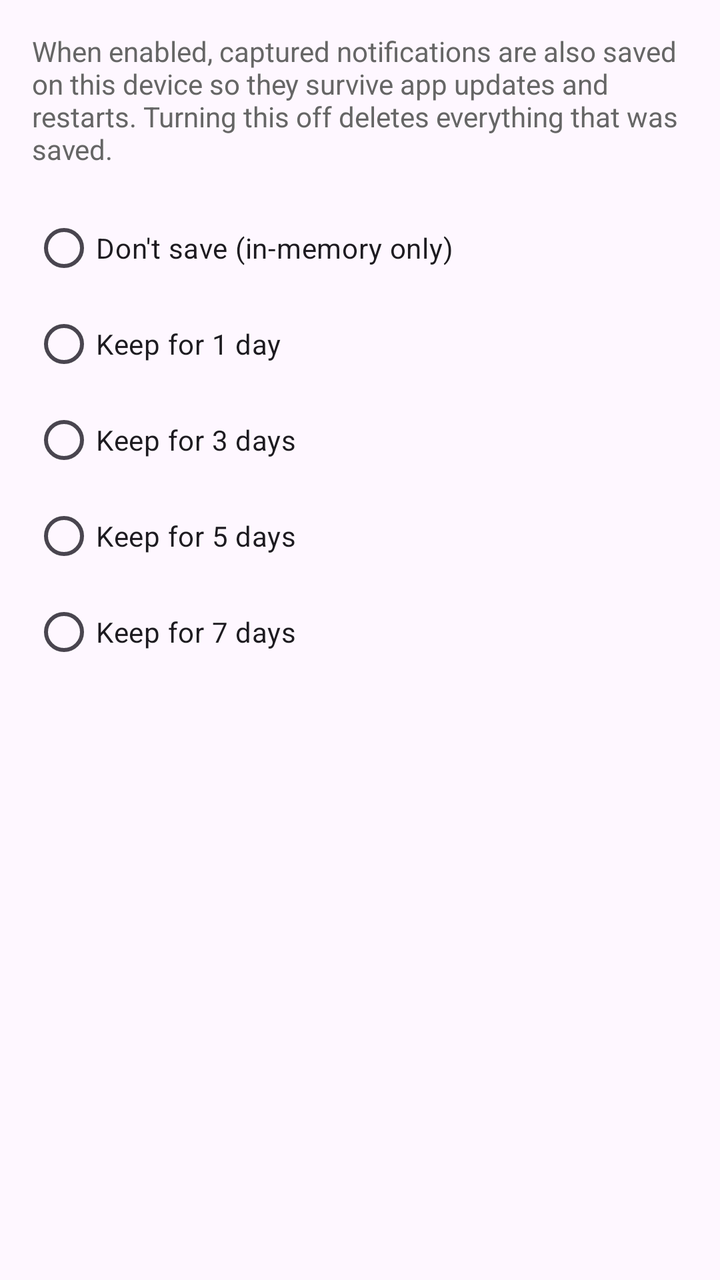
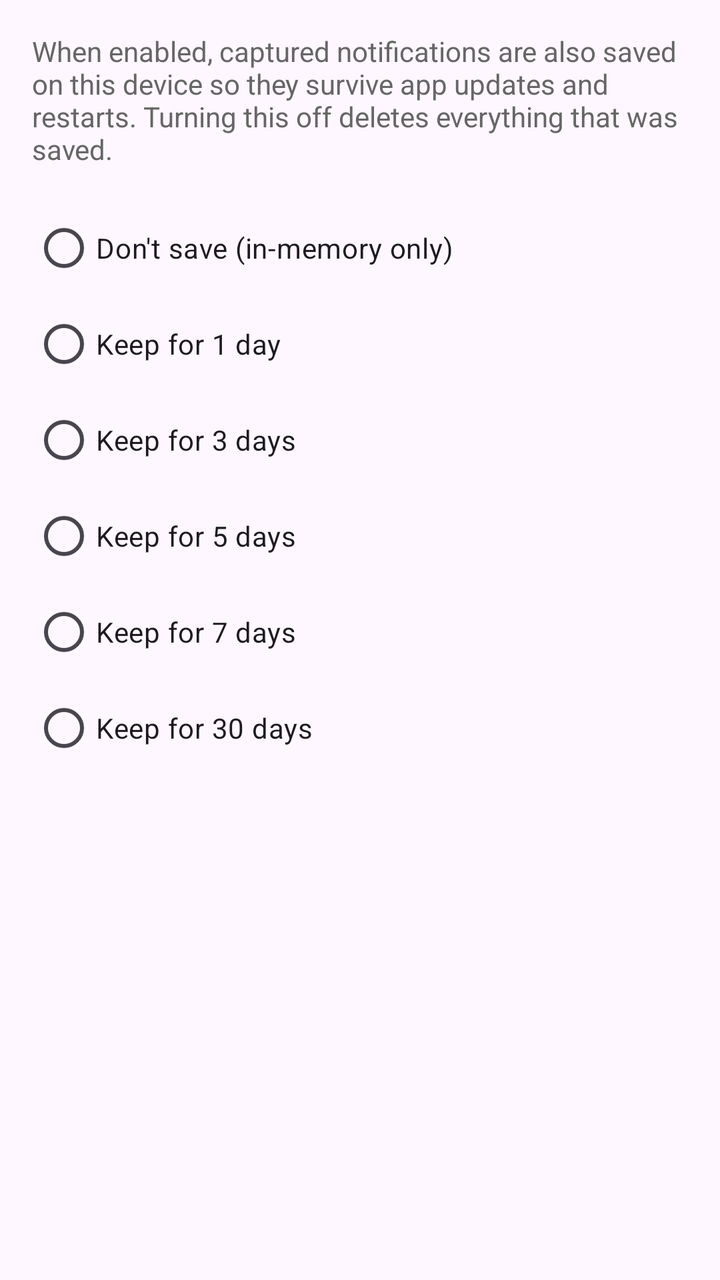

An Android layout rendered at two revisions. The XML below is the earlier revision; the diff shows what the commit changed to produce the second picture.
<!-- AndroidManifest.xml: application theme Theme.FfNotifyImporter -->
<!-- res/layout/fragment_message_history.xml -->
<?xml version="1.0" encoding="utf-8"?>
<ScrollView xmlns:android="http://schemas.android.com/apk/res/android"
    android:layout_width="match_parent"
    android:layout_height="match_parent">

    <LinearLayout
        android:layout_width="match_parent"
        android:layout_height="wrap_content"
        android:orientation="vertical"
        android:padding="16dp">

        <TextView
            android:layout_width="match_parent"
            android:layout_height="wrap_content"
            android:layout_marginBottom="16dp"
            android:text="@string/message_history_explanation"
            android:textColor="#666666" />

        <RadioGroup
            android:id="@+id/retentionOptions"
            android:layout_width="match_parent"
            android:layout_height="wrap_content">

            <RadioButton
                android:id="@+id/retentionOff"
                android:layout_width="match_parent"
                android:layout_height="wrap_content"
                android:paddingTop="10dp"
                android:paddingBottom="10dp"
                android:text="@string/message_history_option_off" />

            <RadioButton
                android:id="@+id/retention1"
                android:layout_width="match_parent"
                android:layout_height="wrap_content"
                android:paddingTop="10dp"
                android:paddingBottom="10dp"
                android:text="@string/message_history_option_1" />

            <RadioButton
                android:id="@+id/retention3"
                android:layout_width="match_parent"
                android:layout_height="wrap_content"
                android:paddingTop="10dp"
                android:paddingBottom="10dp"
                android:text="@string/message_history_option_3" />

            <RadioButton
                android:id="@+id/retention5"
                android:layout_width="match_parent"
                android:layout_height="wrap_content"
                android:paddingTop="10dp"
                android:paddingBottom="10dp"
                android:text="@string/message_history_option_5" />

            <RadioButton
                android:id="@+id/retention7"
                android:layout_width="match_parent"
                android:layout_height="wrap_content"
                android:paddingTop="10dp"
                android:paddingBottom="10dp"
                android:text="@string/message_history_option_7" />

        </RadioGroup>

    </LinearLayout>

</ScrollView>
<!-- resources referenced by this layout -->
<resources>
  <string name="message_history_explanation">When enabled, captured notifications are also saved on this device so they survive app updates and restarts. Turning this off deletes everything that was saved.</string>
  <string name="message_history_option_1">Keep for 1 day</string>
  <string name="message_history_option_3">Keep for 3 days</string>
  <string name="message_history_option_5">Keep for 5 days</string>
  <string name="message_history_option_7">Keep for 7 days</string>
  <string name="message_history_option_off">Don\'t save (in-memory only)</string>
  <style name="Theme.FfNotifyImporter" parent="Theme.Material3.DayNight.NoActionBar" />
</resources>

<!-- the commit's change to res/layout/fragment_message_history.xml (unified diff, before → after) -->
@@ -61,6 +61,14 @@
                 android:paddingBottom="10dp"
                 android:text="@string/message_history_option_7" />
 
+            <RadioButton
+                android:id="@+id/retention30"
+                android:layout_width="match_parent"
+                android:layout_height="wrap_content"
+                android:paddingTop="10dp"
+                android:paddingBottom="10dp"
+                android:text="@string/message_history_option_30" />
+
         </RadioGroup>
 
     </LinearLayout>
<!-- resource entries referenced after the edit -->
@@ -3,6 +3,7 @@
   <string name="message_history_explanation">When enabled, captured notifications are also saved on this device so they survive app updates and restarts. Turning this off deletes everything that was saved.</string>
   <string name="message_history_option_1">Keep for 1 day</string>
   <string name="message_history_option_3">Keep for 3 days</string>
+  <string name="message_history_option_30">Keep for 30 days</string>
   <string name="message_history_option_5">Keep for 5 days</string>
   <string name="message_history_option_7">Keep for 7 days</string>
   <string name="message_history_option_off">Don\'t save (in-memory only)</string>
